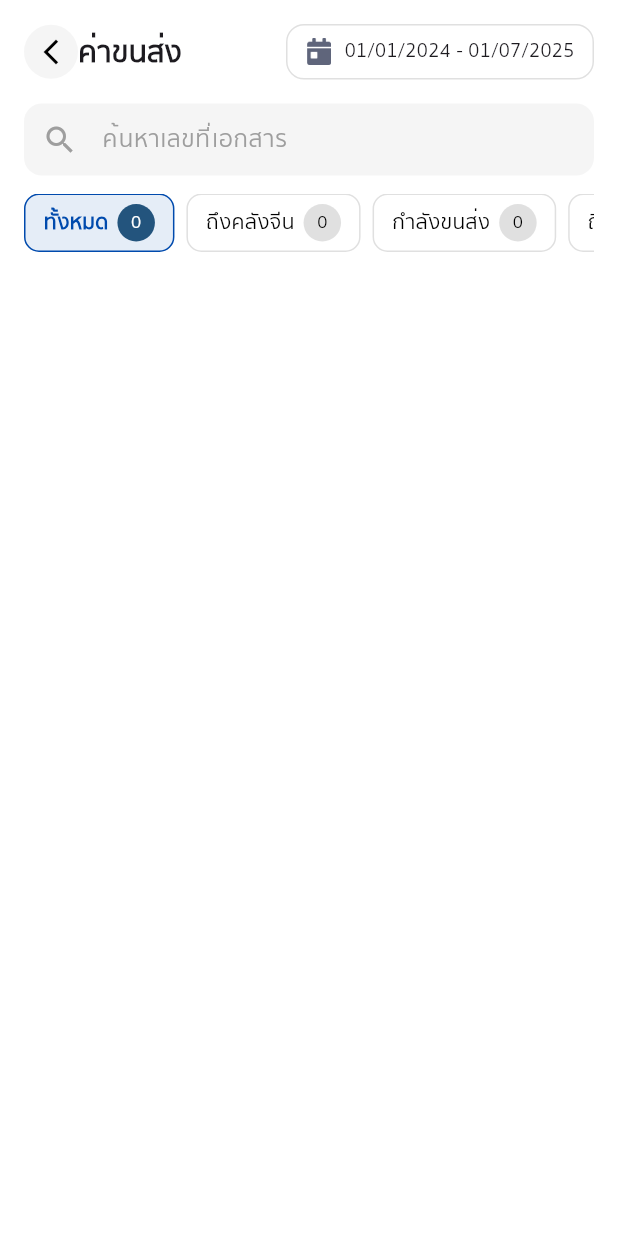
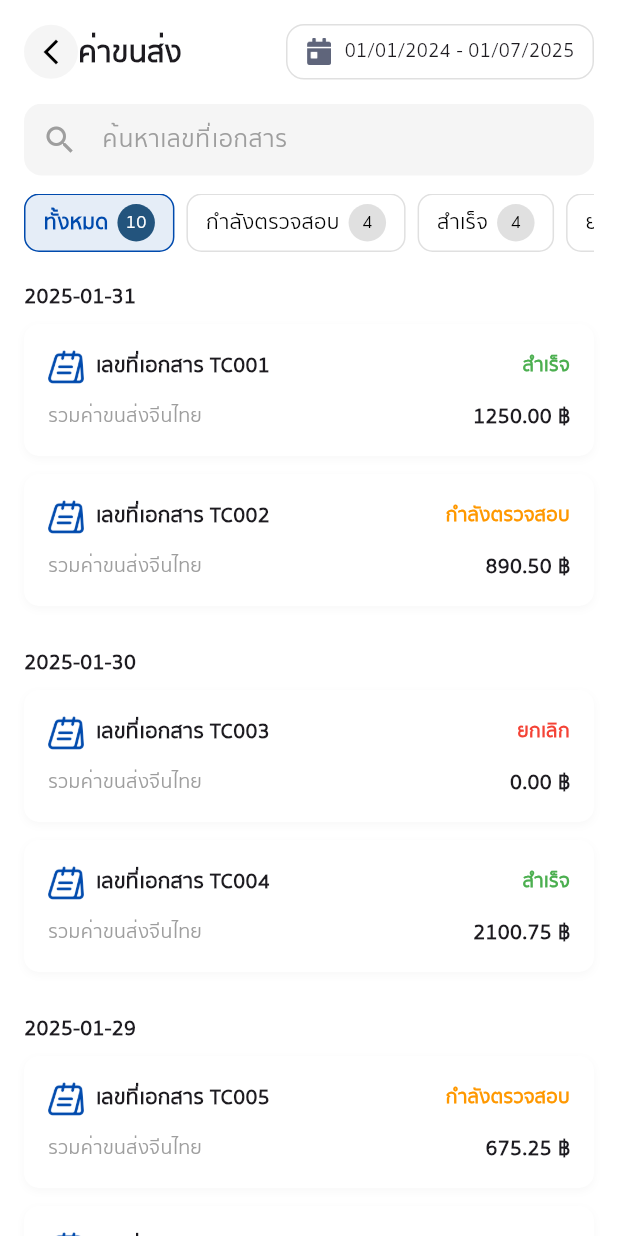
Before and after one commit to AshaTechCorporation/gcargo, a Flutter app: the TransportCostPage screen opened directly, on a phone screen of 412 x 824 dp. Run offline on Flutter 3.47's test engine with Material 3 defaults, Android fonts, the phone set to English and light mode, and no system bars; our stand-ins replace device_info_plus, dio, file_picker, flutter_widget_from_html, get, hive and 3 more; accounts and stored records are empty; network calls fail.

Commit message:
ปรับเบื้องต้นเรื่องออเดอร์

```diff
--- a/lib/account/profilePage.dart
+++ b/lib/account/profilePage.dart
@@ -38,6 +38,7 @@ class _ProfilePageState extends State<ProfilePage> {
   final TextEditingController _addressController = TextEditingController();
   final TextEditingController _taxIdController = TextEditingController();
   final TextEditingController _postalCodeController = TextEditingController();
+  String import_code = '';
 
   String gender = 'male';
   bool isLoading = false;
@@ -107,6 +108,9 @@ class _ProfilePageState extends State<ProfilePage> {
       referCodeController.text = user.referrer ?? '';
       _addressController.text = user.address ?? '';
       agentCodeController.text = user.detail?.frequent_importer ?? '123654';
+      setState(() {
+        import_code = user.importer_code ?? '';
+      });
 
       // Format birth date if available
       if (user.birth_date != null && user.birth_date!.isNotEmpty) {
@@ -503,7 +507,7 @@ class _ProfilePageState extends State<ProfilePage> {
                         phone: phoneController.text,
                         gender: gender,
                         birth_date: _formatBirthDate(birthDateController.text),
-                        importer_code: '',
+                        importer_code: import_code,
                         referrer: referCodeController.text.isNotEmpty ? referCodeController.text : '',
                         frequent_importer: agentCodeController.text.isNotEmpty ? agentCodeController.text : '',
                         address: _addressController.text.isNotEmpty ? _addressController.text : '',
--- a/lib/bill/transportCostPage.dart
+++ b/lib/bill/transportCostPage.dart
@@ -1,4 +1,5 @@
 import 'package:flutter/material.dart';
+import 'package:gcargo/bill/documentDetailPage.dart';
 import 'package:gcargo/bill/transportCostDetailPage.dart';
 import 'package:gcargo/constants.dart';
 import 'package:gcargo/controllers/order_controller.dart';
@@ -16,13 +17,27 @@ class _TransportCostPageState extends State<TransportCostPage> {
   String selectedStatus = 'ทั้งหมด';
   final OrderController orderController = Get.put(OrderController());
 
+  // Mock data สำหรับแสดงผล
+  final List<Map<String, dynamic>> mockTransportData = [
+    {'date': '2025-01-31', 'docNo': 'TC001', 'status': 'สำเร็จ', 'amount': 1250.00},
+    {'date': '2025-01-31', 'docNo': 'TC002', 'status': 'กำลังตรวจสอบ', 'amount': 890.50},
+    {'date': '2025-01-30', 'docNo': 'TC003', 'status': 'ยกเลิก', 'amount': 0.00},
+    {'date': '2025-01-30', 'docNo': 'TC004', 'status': 'สำเร็จ', 'amount': 2100.75},
+    {'date': '2025-01-29', 'docNo': 'TC005', 'status': 'กำลังตรวจสอบ', 'amount': 675.25},
+    {'date': '2025-01-29', 'docNo': 'TC006', 'status': 'สำเร็จ', 'amount': 1450.00},
+    {'date': '2025-01-28', 'docNo': 'TC007', 'status': 'กำลังตรวจสอบ', 'amount': 980.00},
+    {'date': '2025-01-28', 'docNo': 'TC008', 'status': 'ยกเลิก', 'amount': 0.00},
+    {'date': '2025-01-27', 'docNo': 'TC009', 'status': 'สำเร็จ', 'amount': 1800.50},
+    {'date': '2025-01-27', 'docNo': 'TC010', 'status': 'กำลังตรวจสอบ', 'amount': 1125.75},
+  ];
+
   @override
   void initState() {
     super.initState();
     // Call getDeliveryOrders when page loads
-    WidgetsBinding.instance.addPostFrameCallback((_) {
-      orderController.getDeliveryOrders();
-    });
+    // WidgetsBinding.instance.addPostFrameCallback((_) {
+    //   orderController.getDeliveryOrders();
+    // });
   }
 
   // Status mapping from API to Thai
@@ -56,34 +71,32 @@ class _TransportCostPageState extends State<TransportCostPage> {
 
   @override
   Widget build(BuildContext context) {
-    return Obx(() {
-      // Extract delivery_orders from API data only
-      final displayOrders = <Map<String, dynamic>>[];
+    // ใช้ mock data แทน API data (ยังคงฟังก์ชัน API ไว้)
+    final displayOrders = List<Map<String, dynamic>>.from(mockTransportData);
 
-      for (var legalImport in orderController.deilveryOrders) {
-        // Only process if delivery_orders exists and is not empty
-        if (legalImport.delivery_orders != null && legalImport.delivery_orders!.isNotEmpty) {
-          for (var deliveryOrder in legalImport.delivery_orders!) {
-            displayOrders.add({
-              'date': _formatDate(deliveryOrder.date),
-              'docNo': deliveryOrder.code ?? '',
-              'status': _getStatusInThai(deliveryOrder.status),
-              'amount': 0.0, // OrdersPageNew doesn't have amount field
-            });
-          }
-        }
-      }
+    // TODO: ใช้ API data แทน mock data
+    // final displayOrders = <Map<String, dynamic>>[];
+    // for (var legalImport in orderController.deilveryOrders) {
+    //   if (legalImport.delivery_orders != null && legalImport.delivery_orders!.isNotEmpty) {
+    //     for (var deliveryOrder in legalImport.delivery_orders!) {
+    //       displayOrders.add({
+    //         'date': _formatDate(deliveryOrder.date),
+    //         'docNo': deliveryOrder.code ?? '',
+    //         'status': _getStatusInThai(deliveryOrder.status),
+    //         'amount': 0.0,
+    //       });
+    //     }
+    //   }
+    // }
 
     // ✅ กรองตามสถานะ
     final filteredData = selectedStatus == 'ทั้งหมด' ? displayOrders : displayOrders.where((e) => e['status'] == selectedStatus).toList();
 
     // ✅ นับแต่ละสถานะ
     final int totalCount = displayOrders.length;
-      final int arrivedChinaCount = displayOrders.where((e) => e['status'] == 'ถึงคลังจีน').length;
-      final int inTransitCount = displayOrders.where((e) => e['status'] == 'กำลังขนส่ง').length;
-      final int arrivedThailandCount = displayOrders.where((e) => e['status'] == 'ถึงคลังไทย').length;
-      final int awaitingPaymentCount = displayOrders.where((e) => e['status'] == 'รอชำระเงิน').length;
-      final int deliveredCount = displayOrders.where((e) => e['status'] == 'สำเร็จ').length;
+    final int pendingCount = displayOrders.where((e) => e['status'] == 'กำลังตรวจสอบ').length;
+    final int successCount = displayOrders.where((e) => e['status'] == 'สำเร็จ').length;
+    final int cancelledCount = displayOrders.where((e) => e['status'] == 'ยกเลิก').length;
 
     return Scaffold(
       backgroundColor: Colors.white,
@@ -106,7 +119,12 @@ class _TransportCostPageState extends State<TransportCostPage> {
                     ),
                   ),
                   const Expanded(child: Text('ค่าขนส่ง', style: TextStyle(fontSize: 20, fontWeight: FontWeight.bold))),
-                    Container(
+                  GestureDetector(
+                    onTap: () {
+                      // TODO: Add date range picker
+                      Navigator.push(context, MaterialPageRoute(builder: (_) => DocumentDetailPage()));
+                    },
+                    child: Container(
                       padding: const EdgeInsets.symmetric(horizontal: 12, vertical: 8),
                       decoration: BoxDecoration(
                         color: Colors.white,
@@ -119,6 +137,7 @@ class _TransportCostPageState extends State<TransportCostPage> {
                           const SizedBox(width: 8),
                           const Text('01/01/2024 - 01/07/2025', style: TextStyle(fontSize: 13)),
                         ],
+                      ),
                     ),
                   ),
                 ],
@@ -153,11 +172,9 @@ class _TransportCostPageState extends State<TransportCostPage> {
                       child: Row(
                         children: [
                           _buildChip('ทั้งหมด', count: totalCount),
-                            _buildChip('ถึงคลังจีน', count: arrivedChinaCount),
-                            _buildChip('กำลังขนส่ง', count: inTransitCount),
-                            _buildChip('ถึงคลังไทย', count: arrivedThailandCount),
-                            _buildChip('รอชำระเงิน', count: awaitingPaymentCount),
-                            _buildChip('สำเร็จ', count: deliveredCount),
+                          _buildChip('กำลังตรวจสอบ', count: pendingCount),
+                          _buildChip('สำเร็จ', count: successCount),
+                          _buildChip('ยกเลิก', count: cancelledCount),
                         ],
                       ),
                     ),
@@ -172,7 +189,6 @@ class _TransportCostPageState extends State<TransportCostPage> {
         ),
       ),
     );
-    }); // Close Obx
   }
 
   Widget _buildChip(String label, {int? count}) {
@@ -236,7 +252,14 @@ class _TransportCostPageState extends State<TransportCostPage> {
 
   Widget _buildDocumentCard(Map<String, dynamic> item) {
     final String status = item['status'];
-    final String statusColor = status == 'สำเร็จ' ? 'green' : (status == 'ยกเลิก' ? 'red' : 'black');
+    final String statusColor =
+        status == 'สำเร็จ'
+            ? 'green'
+            : status == 'ยกเลิก'
+            ? 'red'
+            : status == 'กำลังตรวจสอบ'
+            ? 'orange'
+            : 'black';
 
     return InkWell(
       onTap: () => Navigator.push(context, MaterialPageRoute(builder: (_) => TransportCostDetailPage(paper_number: item['docNo']))),
@@ -264,6 +287,8 @@ class _TransportCostPageState extends State<TransportCostPage> {
                             ? Colors.green
                             : statusColor == 'red'
                             ? Colors.red
+                            : statusColor == 'orange'
+                            ? Colors.orange
                             : Colors.black,
                     fontWeight: FontWeight.w600,
                     fontSize: 13,
--- a/lib/login/loginPage.dart
+++ b/lib/login/loginPage.dart
@@ -87,7 +87,7 @@ class _LoginPageState extends State<LoginPage> {
 
                 // 🔹 Email
                 SizedBox(height: 8),
-                CustomTextFormField(label: 'อีเมล', hintText: 'กรุณากรอกอีเมล', controller: _emailController),
+                CustomTextFormField(label: 'ชื่อผู้ใช้งาน', hintText: 'กรุณากรอกอีเมล', controller: _emailController),
                 SizedBox(height: 20),
                 CustomTextFormField(label: 'รหัสผ่าน', hintText: '••••••••', controller: _passwordController, isPassword: true),
                 SizedBox(height: 6),
--- a/lib/login/registerPage.dart
+++ b/lib/login/registerPage.dart
@@ -234,7 +234,7 @@ class _RegisterPageState extends State<RegisterPage> {
                 ),
                 const SizedBox(height: 20),
 
-                CustomTextFormField(label: 'รหัสนำเข้า', hintText: 'กรุณากรอกรหัสผ่านเข้า', controller: _pinController),
+                CustomTextFormField(label: 'ชื่อผู้ใช้งาน (สำหรับล็อกอิน)', hintText: 'กรุณากรอกรชื่อผู้ใช้งาน', controller: _pinController),
                 const SizedBox(height: 20),
 
                 CustomTextFormField(label: 'รหัสแนะนำ', hintText: 'กรุณากรอกรหัสแนะนำ', controller: _referralCodeController, isRequired: false),
```
Also changed, not shown: lib/bill/documentDetailPage.dart (added, +194 -0 lines), lib/parcel/detailOrderPage.dart (+28 -8 lines), assets/images/image101.png (added). Lines whose indentation alone changed are shown as unchanged.
